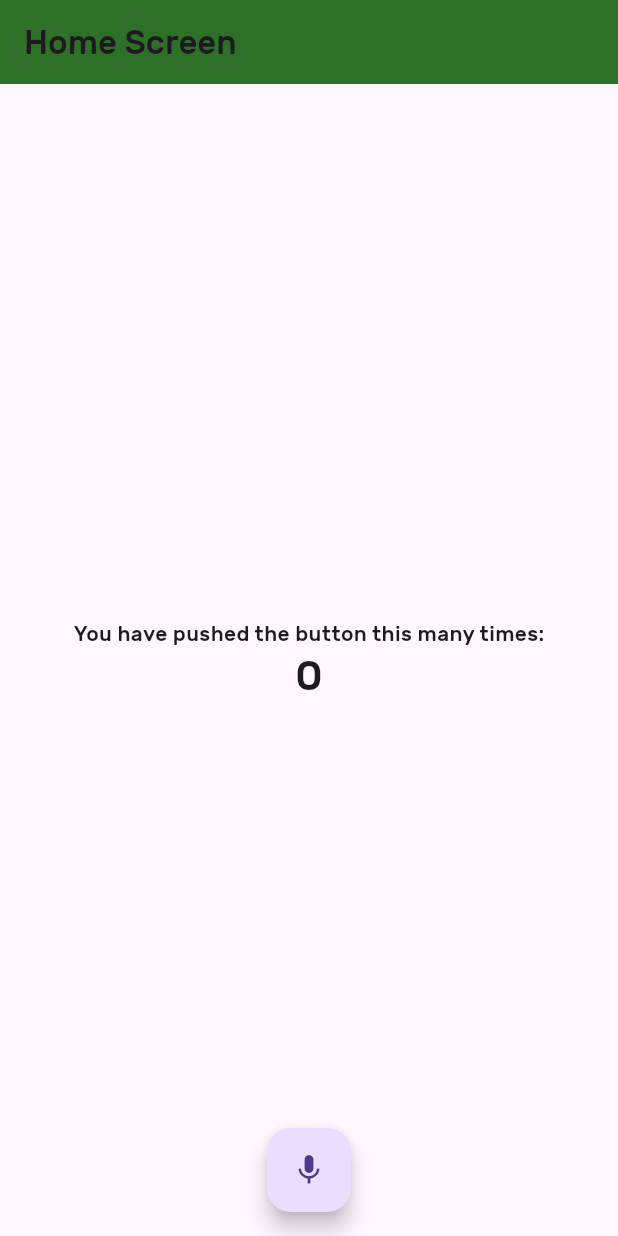
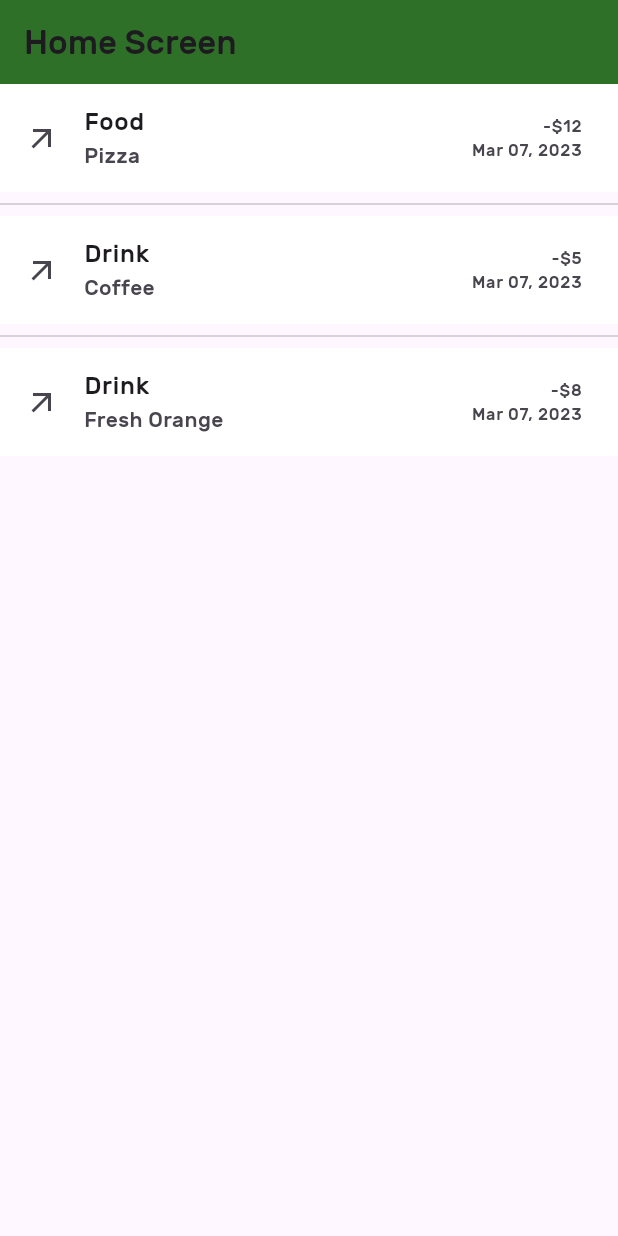
Before and after one commit to mahmoud-othmane/smart_piggy, a Flutter app: the screen it shows after launch, on a phone screen of 412 x 824 dp. Run offline on Flutter 3.47's test engine with Material 3 defaults, Android fonts, the phone set to English and light mode, and no system bars; our stand-ins replace syncfusion_flutter_charts; missing offline and left inert: record, simple_ripple_animation; project files that could hold a hidden picture were left out.

Commit message:
list view

```diff
--- a/lib/src/screens/home_screen.dart
+++ b/lib/src/screens/home_screen.dart
@@ -1,20 +1,12 @@
 import 'package:flutter/material.dart';
 import 'package:smart_piggy/src/services/ai_api.dart';
+import 'package:smart_piggy/src/widgets/list_view.dart';
 import 'package:smart_piggy/util/color_resources.dart';
 
 import '../widgets/recording_widget.dart';
 
 class HomeScreen extends StatefulWidget {
   const HomeScreen({super.key, required this.title});
-
-  // This widget is the home page of your application. It is stateful, meaning
-  // that it has a State object (defined below) that contains fields that affect
-  // how it looks.
-
-  // This class is the configuration for the state. It holds the values (in this
-  // case the title) provided by the parent (in this case the App widget) and
-  // used by the build method of the State. Fields in a Widget subclass are
-  // always marked "final".
 
   final String title;
 
@@ -23,82 +15,19 @@ class HomeScreen extends StatefulWidget {
 }
 
 class _HomeScreenState extends State<HomeScreen> {
-  int _counter = 0;
-
-  void _incrementCounter() {
-    setState(() {
-      // This call to setState tells the Flutter framework that something has
-      // changed in this State, which causes it to rerun the build method below
-      // so that the display can reflect the updated values. If we changed
-      // _counter without calling setState(), then the build method would not be
-      // called again, and so nothing would appear to happen.
-      _counter++;
-    });
-  }
-
   @override
   Widget build(BuildContext context) {
-    // This method is rerun every time setState is called, for instance as done
-    // by the _incrementCounter method above.
-    //
-    // The Flutter framework has been optimized to make rerunning build methods
-    // fast, so that you can just rebuild anything that needs updating rather
-    // than having to individually change instances of widgets.
     return Scaffold(
       appBar: AppBar(
-          // TRY THIS: Try changing the color here to a specific color (to
-          // Colors.amber, perhaps?) and trigger a hot reload to see the AppBar
-          // change color while the other colors stay the same.
         backgroundColor: ColorResources.getPrimaryColor(),
-          // Here we take the value from the MyHomePage object that was created by
-          // the App.build method, and use it to set our appbar title.
         title: Text(widget.title),
       ),
-        body: Center(
-          // Center is a layout widget. It takes a single child and positions it
-          // in the middle of the parent.
+      body: const Center(
         child: Column(
-            // Column is also a layout widget. It takes a list of children and
-            // arranges them vertically. By default, it sizes itself to fit its
-            // children horizontally, and tries to be as tall as its parent.
-            //
-            // Column has various properties to control how it sizes itself and
-            // how it positions its children. Here we use mainAxisAlignment to
-            // center the children vertically; the main axis here is the vertical
-            // axis because Columns are vertical (the cross axis would be
-            // horizontal).
-            //
-            // TRY THIS: Invoke "debug painting" (choose the "Toggle Debug Paint"
-            // action in the IDE, or press "p" in the console), to see the
-            // wireframe for each widget.
           mainAxisAlignment: MainAxisAlignment.center,
-            children: <Widget>[
-              const Text(
-                'You have pushed the button this many times:',
-              ),
-              Text(
-                '$_counter',
-                style: Theme.of(context).textTheme.headlineMedium,
-              ),
-            ],
+          children: <Widget>[Expanded(child: ListViewWidget())],
         ),
       ),
-        floatingActionButtonLocation: FloatingActionButtonLocation.centerFloat,
-        floatingActionButton: FloatingActionButton(
-          onPressed: _incrementCounter,
-          tooltip: 'Increment',
-          child: RecordingWidget(
-            onRecordDone: (record) async {
-              try {
-                final data = await AiAPI().transcribeAudio(record);
-                debugPrint("The data is: $data");
-              } catch (exception) {
-                debugPrint("Exception: $exception");
-              }
-            },
-          ),
-        )
-        // This trailing comma makes auto-formatting nicer for build methods.
     );
   }
 }
--- /dev/null
+++ b/lib/src/widgets/list_view.dart
@@ -0,0 +1,69 @@
+import 'package:flutter/material.dart';
+import 'package:smart_piggy/util/color_resources.dart';
+
+class ListViewWidget extends StatefulWidget {
+  const ListViewWidget({
+    super.key,
+  });
+
+  @override
+  State<ListViewWidget> createState() => _ListViewWidgetState();
+}
+
+class _ListViewWidgetState extends State<ListViewWidget> {
+  @override
+  void initState() {
+    super.initState();
+  }
+
+  final List<dynamic> entries = [
+    {
+      'leadingIcon': Icons.arrow_outward,
+      'title': 'Food',
+      'subtitle': 'Pizza',
+      'cost': '-\$12',
+      'date': 'Mar 07, 2023'
+    },
+    {
+      'leadingIcon': Icons.arrow_outward,
+      'title': 'Drink',
+      'subtitle': 'Coffee',
+      'cost': '-\$5',
+      'date': 'Mar 07, 2023'
+    },
+    {
+      'leadingIcon': Icons.arrow_outward,
+      'title': 'Drink',
+      'subtitle': 'Fresh Orange',
+      'cost': '-\$8',
+      'date': 'Mar 07, 2023'
+    },
+  ];
+
+  @override
+  Widget build(BuildContext context) {
+    return ListView.separated(
+      itemCount: entries.length,
+      itemBuilder: (BuildContext context, int index) {
+        return ListTile(
+          leading: Icon(
+            entries[index]['leadingIcon'],
+          ),
+          title: Text(entries[index]['title']),
+          subtitle: Text(entries[index]['subtitle']),
+          tileColor: ColorResources.getWhiteColor(),
+          trailing: Column(
+            mainAxisAlignment: MainAxisAlignment.center,
+            crossAxisAlignment: CrossAxisAlignment.end,
+            children: [
+              Text(entries[index]['cost']),
+              Text(entries[index]['date']),
+            ],
+          ),
+          onTap: () {},
+        );
+      },
+      separatorBuilder: (BuildContext context, int index) => const Divider(),
+    );
+  }
+}
```
Lines whose indentation alone changed are shown as unchanged.
